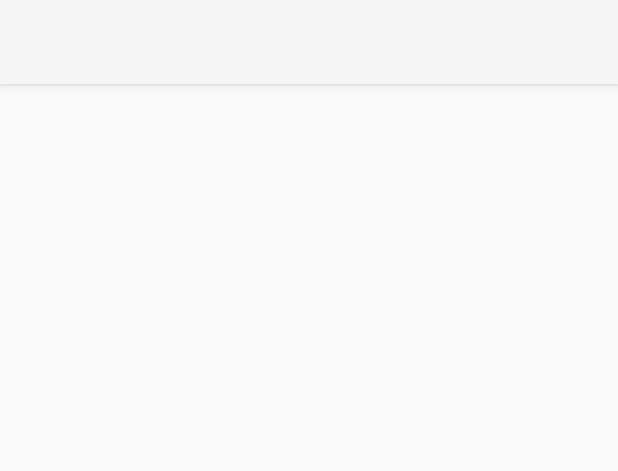
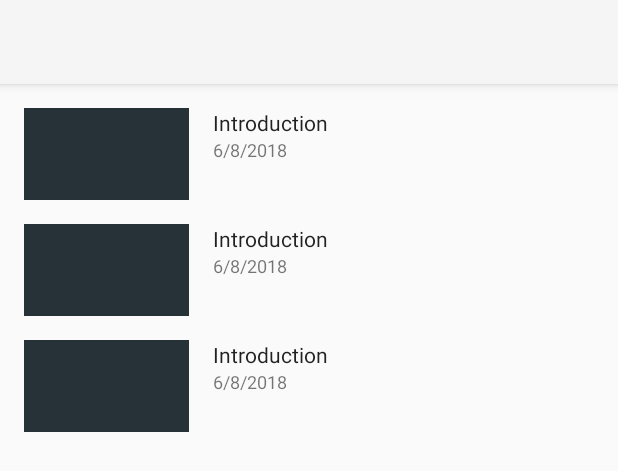
Before and after one commit to Sottti/SpaceX-Rocket-Launches, an Android app: the layout thoughts.xml on its own in the app's theme, with its tools: preview values and no code run, on a phone screen of 412 x 824 dp. Shown: the top 471 px of the screen. Run offline under Robolectric (Android 15) with nearby library versions, the phone set to English and light mode, and no system bars.

Commit message:
Working on Thoughts. Android Studio keeps crashing on me.....

```diff
--- a/app/src/main/kotlin/com/spacex/ui/di/ActivityBuilder.kt
+++ b/app/src/main/kotlin/com/spacex/ui/di/ActivityBuilder.kt
@@ -8,6 +8,8 @@ import com.spacex.ui.rocketList.RocketListActivity
 import com.spacex.ui.rocketList.RocketListModule
 import com.spacex.ui.rockets.RocketsActivity
 import com.spacex.ui.rockets.RocketsModule
+import com.spacex.ui.thoughts.ThoughtsActivity
+import com.spacex.ui.thoughts.ThoughtsModule
 import com.spacex.ui.welcome.WelcomeActivity
 import com.spacex.ui.welcome.WelcomeModule
 import dagger.Module
@@ -28,6 +30,9 @@ internal abstract class ActivityBuilder {
     @ContributesAndroidInjector(modules = [WelcomeModule::class])
     internal abstract fun bindWelcomeActivity(): WelcomeActivity
 
+    @ContributesAndroidInjector(modules = [ThoughtsModule::class])
+    internal abstract fun bindThoughtsActivity(): ThoughtsActivity
+
     @ContributesAndroidInjector(modules = [AboutModule::class])
     internal abstract fun bindAboutActivity(): AboutActivity
 }
--- /dev/null
+++ b/app/src/main/kotlin/com/spacex/ui/thoughts/ThoughtUIM.kt
@@ -0,0 +1,6 @@
+package com.spacex.ui.thoughts
+
+data class ThoughtUIM(
+        val name: String,
+        val date: String,
+        val videoKey: String)
--- a/app/src/main/kotlin/com/spacex/ui/thoughts/ThoughtsContract.kt
+++ b/app/src/main/kotlin/com/spacex/ui/thoughts/ThoughtsContract.kt
@@ -8,6 +8,7 @@ class ThoughtsContract {
 
         fun navigateUp()
 
+        fun showThoughts(thoughts: List<ThoughtUIM>)
     }
 
     interface Presenter {
--- a/app/src/main/res/layout/thoughts.xml
+++ b/app/src/main/res/layout/thoughts.xml
@@ -15,6 +15,19 @@
       app:layout_constraintStart_toStartOf="parent"
       app:layout_constraintTop_toTopOf="parent"/>
 
+    <androidx.recyclerview.widget.RecyclerView
+      android:id="@+id/thoughts"
+      style="@style/RecyclerView"
+      android:layout_width="0dp"
+      android:layout_height="0dp"
+      app:layout_constraintBottom_toBottomOf="parent"
+      app:layout_constraintEnd_toEndOf="parent"
+      app:layout_constraintStart_toStartOf="parent"
+      app:layout_constraintTop_toBottomOf="@id/include_toolbar"
+      app:layout_constraintWidth_max="@dimen/max_width_phone_in_portrait"
+      tools:listitem="@layout/thoughts_vh"
+      tools:visibility="visible"/>
+
   </androidx.constraintlayout.widget.ConstraintLayout>
 
 </layout>
--- /dev/null
+++ b/app/src/main/res/layout/thoughts_vh.xml
@@ -0,0 +1,60 @@
+<layout xmlns:android="http://schemas.android.com/apk/res/android"
+  xmlns:app="http://schemas.android.com/apk/res-auto"
+  xmlns:tools="http://schemas.android.com/tools">
+
+  <data>
+    <variable
+      name="UIM"
+      type="com.spacex.ui.thoughts.ThoughtUIM"/>
+  </data>
+
+  <androidx.constraintlayout.widget.ConstraintLayout
+    android:id="@+id/root_constraint_layout"
+    android:layout_width="match_parent"
+    android:layout_height="wrap_content"
+    android:paddingTop="@dimen/spacing_8"
+    android:paddingBottom="@dimen/spacing_8"
+    android:paddingStart="@dimen/vertical_keyline_primary"
+    android:paddingEnd="@dimen/vertical_keyline_primary"
+    android:paddingLeft="@dimen/vertical_keyline_primary"
+    android:paddingRight="@dimen/vertical_keyline_primary"
+    android:background="?selectableItemBackground"
+    android:clickable="true"
+    android:focusable="true">
+
+    <com.spacex.ui.rocketDetails.launches.YoutubeThumbnailView
+      android:id="@+id/thumbnailView"
+      android:layout_width="@dimen/thoughts_videos_thumbnail_width"
+      android:layout_height="0dp"
+      app:layout_constraintDimensionRatio="16:9"
+      app:layout_constraintStart_toStartOf="parent"
+      app:layout_constraintTop_toTopOf="parent"
+      app:videoKey="@{UIM.videoKey}"
+      tools:src="@color/colorPrimary"/>
+
+    <TextView
+      android:id="@+id/title"
+      style="@style/Body1.Black.Primary"
+      android:layout_width="0dp"
+      android:layout_height="wrap_content"
+      android:layout_marginStart="@dimen/vertical_keyline_primary"
+      android:text="@{UIM.title}"
+      app:layout_constraintEnd_toEndOf="parent"
+      app:layout_constraintStart_toEndOf="@id/thumbnailView"
+      app:layout_constraintTop_toTopOf="parent"
+      tools:text="Introduction"/>
+
+    <TextView
+      android:id="@+id/date"
+      style="@style/Caption.Black.Secondary"
+      android:layout_width="0dp"
+      android:layout_height="wrap_content"
+      android:text="@{UIM.date}"
+      app:layout_constraintEnd_toEndOf="parent"
+      app:layout_constraintStart_toStartOf="@id/title"
+      app:layout_constraintTop_toBottomOf="@id/title"
+      tools:text="6/8/2018"/>
+
+  </androidx.constraintlayout.widget.ConstraintLayout>
+
+</layout>
--- a/app/src/main/res/values/dimens.xml
+++ b/app/src/main/res/values/dimens.xml
@@ -43,4 +43,6 @@
 
   <!-- Subheader -->
   <dimen name="subheader_list_tile_height">@dimen/spacing_48</dimen>
+
+  <dimen name="thoughts_videos_thumbnail_width">110dp</dimen>
 </resources>
```
Also changed, not shown: app/src/main/kotlin/com/spacex/ui/thoughts/ThoughtsActivity.kt (+16 -3 lines), app/src/main/kotlin/com/spacex/ui/thoughts/ThoughtsAdapter.kt (added, +32 -0 lines), app/src/main/kotlin/com/spacex/ui/thoughts/ThoughtsDiffCallback.kt (added, +24 -0 lines), app/src/main/kotlin/com/spacex/ui/thoughts/ThoughtsModule.kt (added, +22 -0 lines), app/src/main/kotlin/com/spacex/ui/thoughts/ThoughtsPresenter.kt (added, +23 -0 lines), app/src/main/kotlin/com/spacex/ui/thoughts/ThoughtsVH.kt (added, +31 -0 lines).
